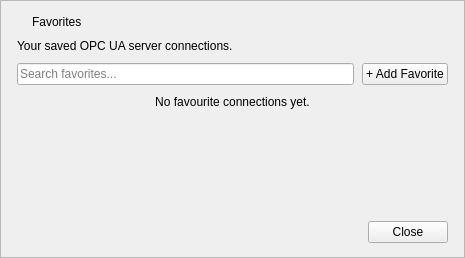
sanny32/OpenUaExplorer, file src/ui/widgets/favoriteswidget.ui: the form before one commit.
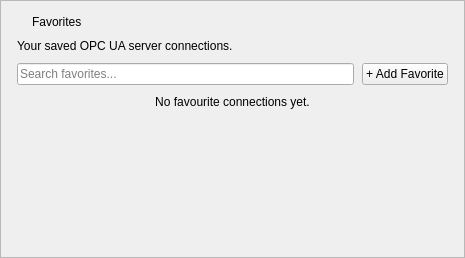
The form after the commit. Custom widgets are drawn as their Qt base class.

```diff
--- a/src/ui/widgets/favoriteswidget.ui
+++ b/src/ui/widgets/favoriteswidget.ui
@@ -130,7 +130,7 @@
         <x>0</x>
         <y>0</y>
         <width>431</width>
-        <height>76</height>
+        <height>112</height>
        </rect>
       </property>
       <layout class="QVBoxLayout" name="listLayout">
@@ -166,30 +166,6 @@
      </widget>
     </widget>
    </item>
-   <item>
-    <layout class="QHBoxLayout" name="footerLayout">
-     <item>
-      <spacer name="footerSpacer">
-       <property name="orientation">
-        <enum>Qt::Horizontal</enum>
-       </property>
-       <property name="sizeHint" stdset="0">
-        <size>
-         <width>0</width>
-         <height>0</height>
-        </size>
-       </property>
-      </spacer>
-     </item>
-     <item>
-      <widget class="ThemedPushButton" name="closeButton">
-       <property name="text">
-        <string>Close</string>
-       </property>
-      </widget>
-     </item>
-    </layout>
-   </item>
   </layout>
  </widget>
  <customwidgets>
```
Left out of the diff: 4 changed lines with no effect on the pictures.
